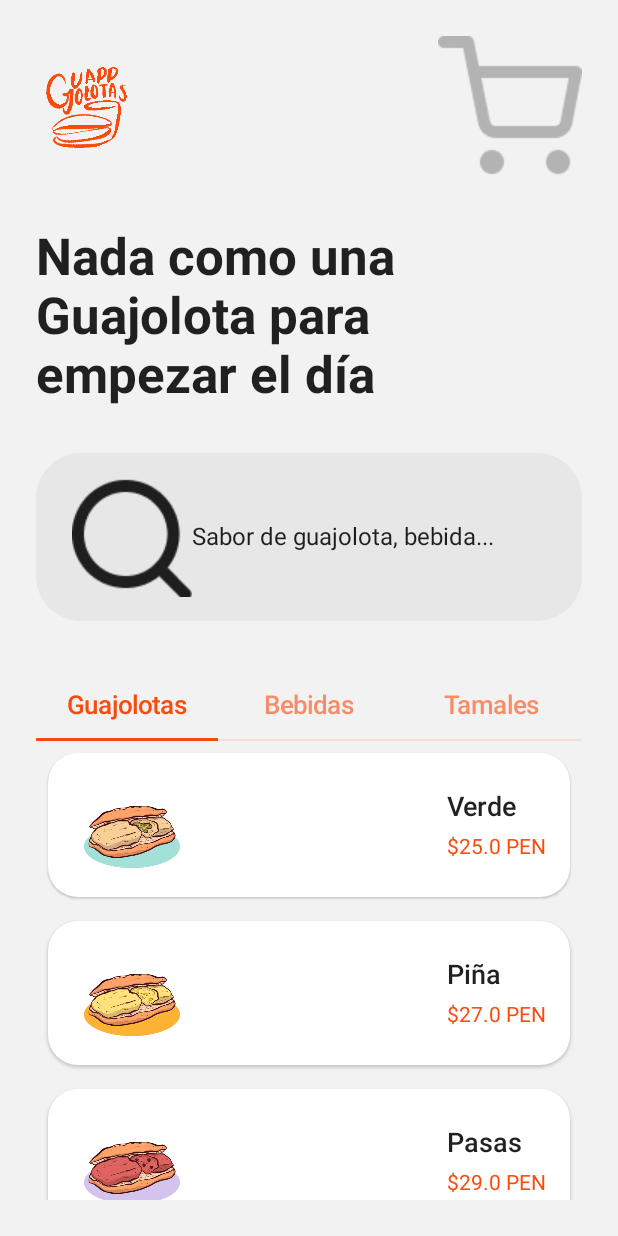
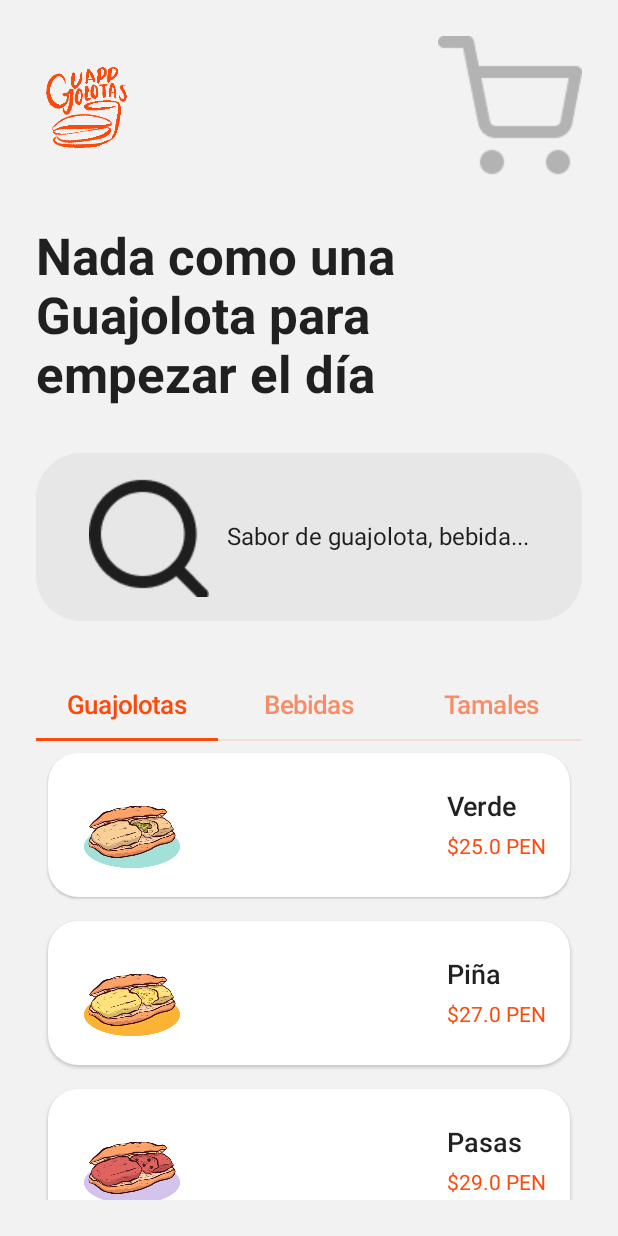
Before and after one commit to enzoftware/guajolotas-compose, an Android app built with Jetpack Compose: the screen it shows after launch (MainActivity), on a phone screen of 412 x 824 dp. Run offline under Robolectric (Android 15) with nearby library versions, the phone set to English and light mode, and no system bars; our stand-ins replace accompanist; 1 statement that could not run was skipped.

Commit message:
fix horizontal arrangement

```diff
--- a/app/src/main/java/com/enzoftware/guajolotas/ui/home/HomeScreen.kt
+++ b/app/src/main/java/com/enzoftware/guajolotas/ui/home/HomeScreen.kt
@@ -81,12 +81,13 @@ fun SearchBar(onClick: () -> Unit) {
         modifier = Modifier
             .clip(RoundedCornerShape(30.dp))
             .background(Color(0XFFE7E7E7))
-            .fillMaxWidth()
             .clickable { onClick() },
     ) {
         Row(
-            modifier = Modifier.padding(horizontal = 24.dp, vertical = 16.dp),
-            horizontalArrangement = Arrangement.Center,
+            modifier = Modifier
+                .padding(horizontal = 24.dp, vertical = 16.dp)
+                .fillMaxWidth(),
+            horizontalArrangement = Arrangement.SpaceEvenly,
             verticalAlignment = Alignment.CenterVertically,
         ) {
             Icon(
```
